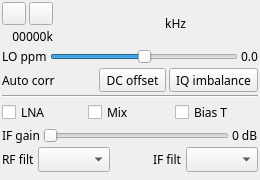
Old version of the form plugins/samplesource/fcdproplus/fcdproplusgui.ui in the repository f4exb/sdrangel.
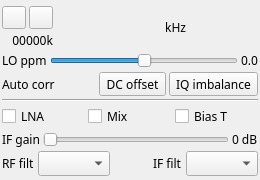
New version of the form. Icons and pictures are not drawn. Custom widgets are drawn as their Qt base class.

```diff
--- a/plugins/samplesource/fcdproplus/fcdproplusgui.ui
+++ b/plugins/samplesource/fcdproplus/fcdproplusgui.ui
@@ -40,6 +40,9 @@
    </property>
    <item>
     <layout class="QHBoxLayout" name="frequencyLayout">
+     <property name="topMargin">
+      <number>4</number>
+     </property>
      <item>
       <layout class="QVBoxLayout" name="deviceUILayout">
        <item>
@@ -123,7 +126,7 @@
        </property>
        <property name="font">
         <font>
-         <family>Monospace</family>
+         <family>DejaVu Sans Mono</family>
          <pointsize>20</pointsize>
         </font>
        </property>
```
Left out of the diff: 14 changed lines with no effect on the pictures.
